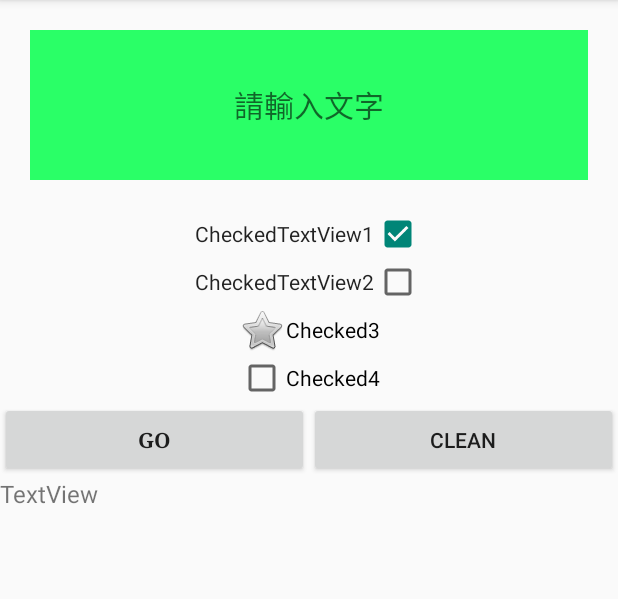
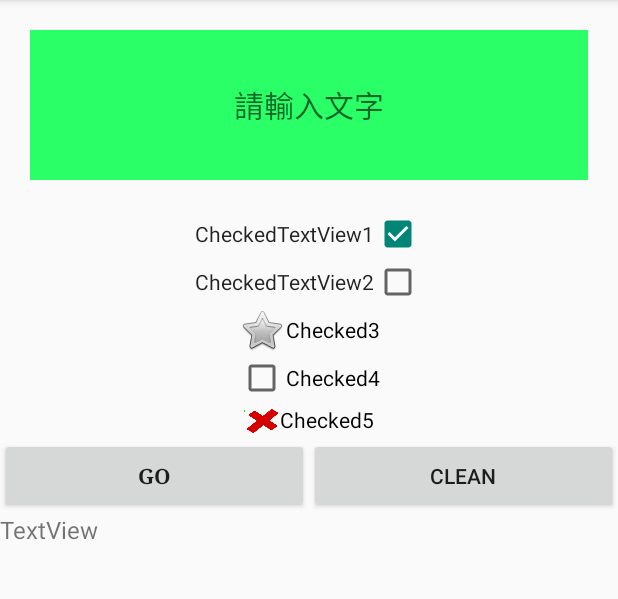
Before and after one commit to Syooian/IMCSD_AppDesign, an Android app: the screen it shows after launch (MainActivity), on a phone screen of 412 x 824 dp, the part 84-683 px from its top. Run offline under Robolectric (Android 15) with nearby library versions, the phone set to English and light mode, and no system bars.

Commit message:
外部Icon圖並套用layer做圖片縮放

```diff
--- /dev/null
+++ b/app/src/main/res/drawable/check_0_layer.xml
@@ -0,0 +1,6 @@
+<layer-list xmlns:android="http://schemas.android.com/apk/res/android">
+    <item
+        android:width="24dp"
+        android:height="24dp"
+        android:drawable="@drawable/check_0"/>
+</layer-list>
--- /dev/null
+++ b/app/src/main/res/drawable/check_1_layer.xml
@@ -0,0 +1,6 @@
+<layer-list xmlns:android="http://schemas.android.com/apk/res/android">
+    <item
+        android:width="24dp"
+        android:height="24dp"
+        android:drawable="@drawable/check_1"/>
+</layer-list>
--- /dev/null
+++ b/app/src/main/res/drawable/check_2_layer.xml
@@ -0,0 +1,6 @@
+<layer-list xmlns:android="http://schemas.android.com/apk/res/android">
+    <item
+        android:width="24dp"
+        android:height="24dp"
+        android:drawable="@drawable/check_2"/>
+</layer-list>
--- /dev/null
+++ b/app/src/main/res/drawable/check_selector.xml
@@ -0,0 +1,8 @@
+<?xml version="1.0" encoding="utf-8"?>
+<selector xmlns:android="http://schemas.android.com/apk/res/android">
+    <item
+        android:drawable="@drawable/check_1_layer"
+        android:state_checked="true"/>
+    <item
+        android:drawable="@drawable/check_2_layer"/>
+</selector>
--- a/app/src/main/res/layout/editor_layout.xml
+++ b/app/src/main/res/layout/editor_layout.xml
@@ -51,6 +51,13 @@
             android:layout_width="wrap_content"
             android:layout_height="wrap_content"
             android:text="Checked4"/>
+
+        <CheckBox
+            android:id="@+id/Check5"
+            android:layout_width="wrap_content"
+            android:layout_height="wrap_content"
+            android:button="@drawable/check_selector"
+            android:text="Checked5" />
     </LinearLayout>
 
 
```
Also changed, not shown: app/src/main/res/drawable/check_0.png (added), app/src/main/res/drawable/check_1.png (added), app/src/main/res/drawable/check_2.png (added).
